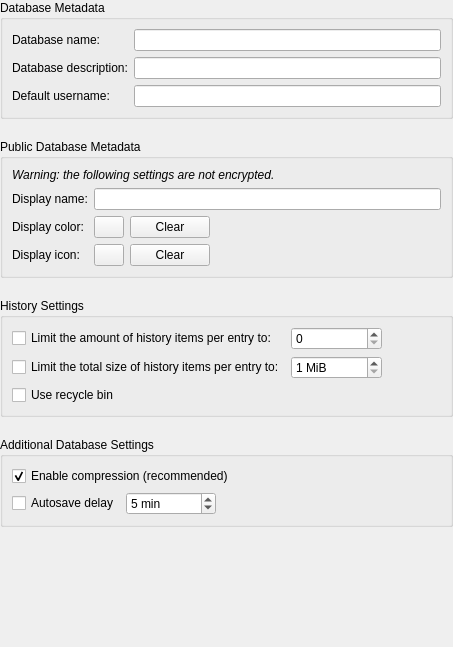
Before: the Qt Designer form src/gui/dbsettings/DatabaseSettingsWidgetGeneral.ui in keepassxreboot/keepassxc, drawn with Qt 5.
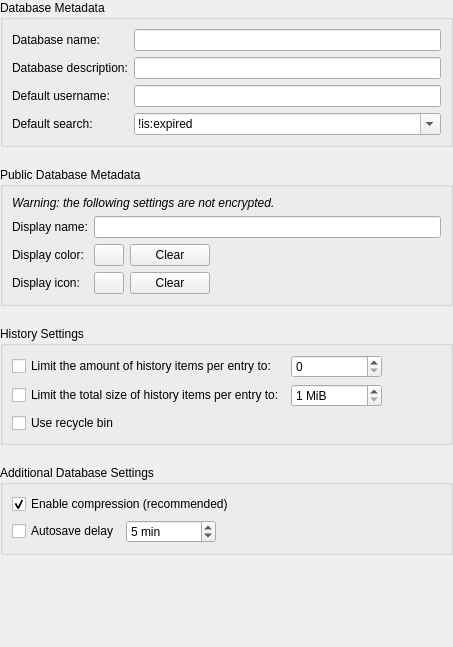
After: the same form once the commit is applied.

Commit message: Add default search filter on db unlock

Diff of the .ui file:
```diff
--- a/src/gui/dbsettings/DatabaseSettingsWidgetGeneral.ui
+++ b/src/gui/dbsettings/DatabaseSettingsWidgetGeneral.ui
@@ -89,6 +89,35 @@
         </property>
        </widget>
       </item>
+      <item row="3" column="0">
+       <widget class="QLabel" name="defaultSearchLabel">
+        <property name="text">
+         <string>Default search:</string>
+        </property>
+       </widget>
+      </item>
+      <item row="3" column="1">
+       <widget class="QComboBox" name="defaultSearchComboBox">
+        <property name="editable">
+         <bool>true</bool>
+        </property>
+        <item>
+         <property name="text">
+          <string>!is:expired</string>
+         </property>
+        </item>
+        <item>>
+         <property name="text">
+          <string>is:favorite</string>
+         </property>
+        </item>
+        <item>
+         <property name="text">
+          <string>password:*</string>
+         </property>
+        </item>
+       </widget>
+      </item>
      </layout>
     </widget>
    </item>
```
The commit also changes 6 other files.
